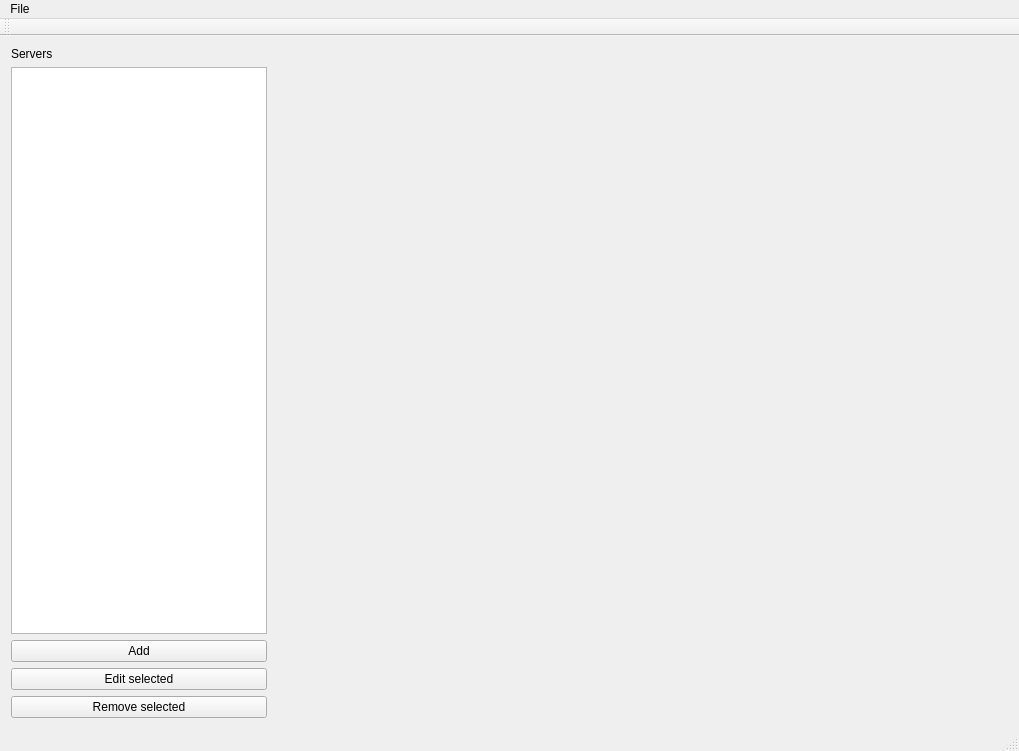
DmitryMI/PiTV, file PiTVDesktopViewer/PiTVDesktopViewer/PiTVDesktopViewer.ui: the form before one commit.
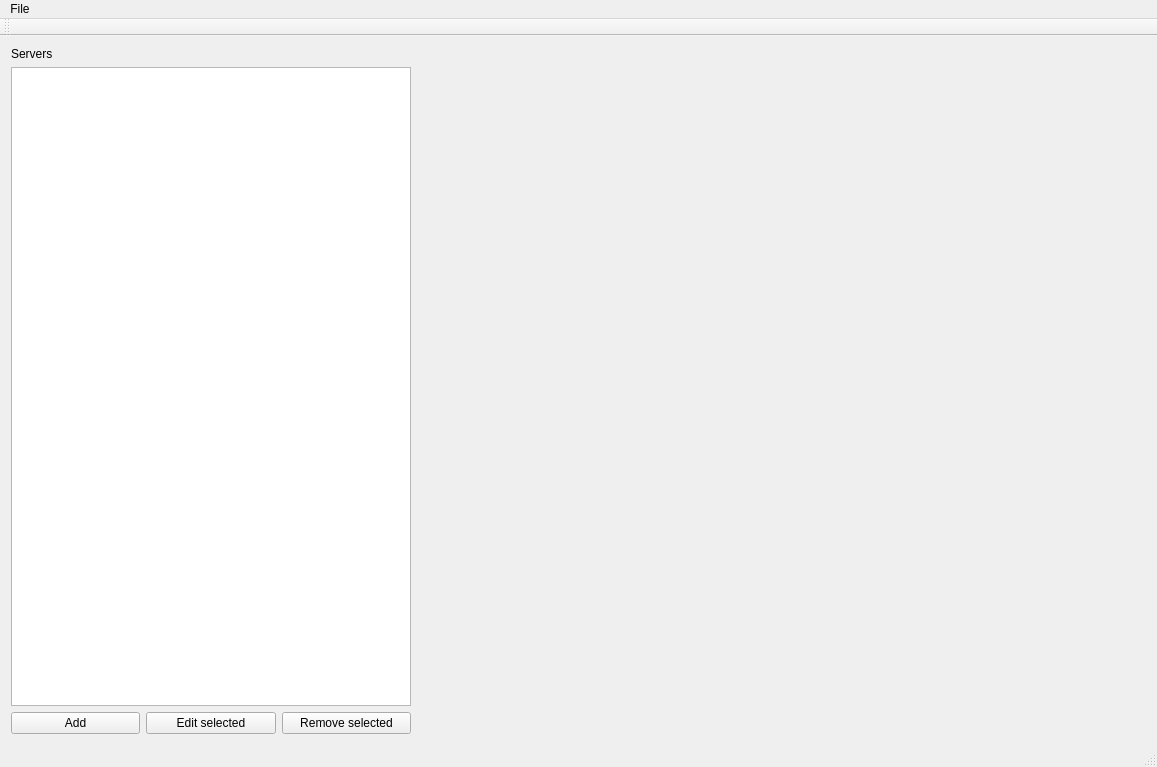
The form after the commit. Icons and pictures are not drawn.

What changed in the file:
```diff
--- a/PiTVDesktopViewer/PiTVDesktopViewer/PiTVDesktopViewer.ui
+++ b/PiTVDesktopViewer/PiTVDesktopViewer/PiTVDesktopViewer.ui
@@ -6,8 +6,8 @@
    <rect>
     <x>0</x>
     <y>0</y>
-    <width>1019</width>
-    <height>751</height>
+    <width>1157</width>
+    <height>767</height>
    </rect>
   </property>
   <property name="windowTitle">
@@ -33,20 +33,22 @@
       <item>
        <widget class="QListWidget" name="serverListWidget">
         <property name="sizePolicy">
-         <sizepolicy hsizetype="Preferred" vsizetype="Expanding">
+         <sizepolicy hsizetype="Minimum" vsizetype="Expanding">
           <horstretch>0</horstretch>
           <verstretch>0</verstretch>
          </sizepolicy>
         </property>
         <property name="minimumSize">
          <size>
-          <width>120</width>
+          <width>400</width>
           <height>0</height>
          </size>
         </property>
        </widget>
       </item>
       <item>
+       <layout class="QHBoxLayout" name="horizontalLayout_2">
+        <item>
        <widget class="QPushButton" name="addServerButton">
         <property name="text">
          <string>Add</string>
@@ -99,6 +101,8 @@
       </item>
      </layout>
     </item>
+     </layout>
+    </item>
     <item>
      <widget class="QWidget" name="videoViewer" native="true">
       <property name="sizePolicy">
@@ -116,7 +120,7 @@
     <rect>
      <x>0</x>
      <y>0</y>
-     <width>1019</width>
+     <width>1157</width>
      <height>26</height>
     </rect>
    </property>
```
Lines whose indentation alone changed are shown as unchanged.
